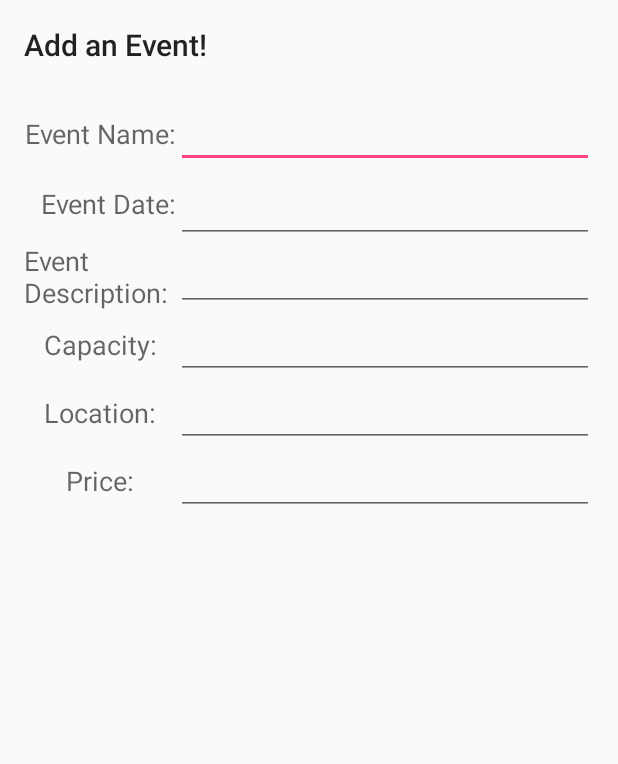
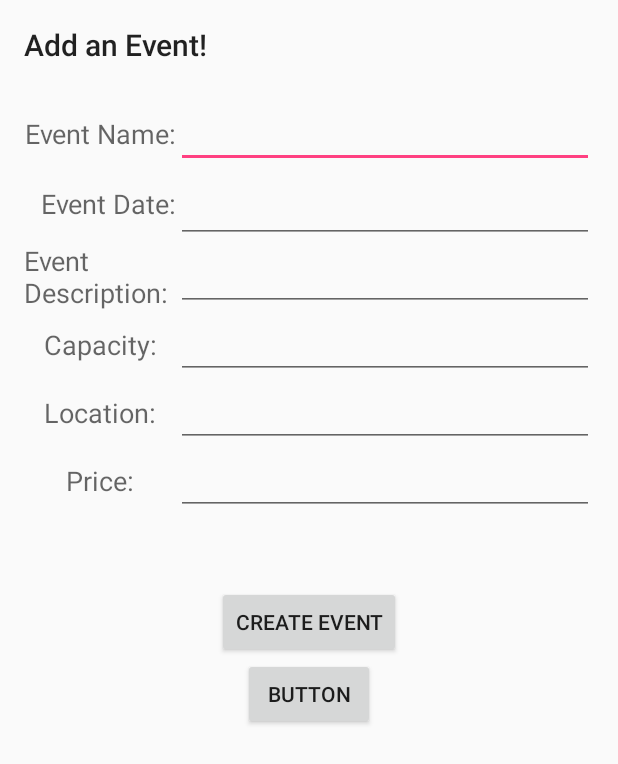
Before and after one commit to BeiwenLiu/EventNowAndroid, an Android app: the layout add_event.xml on its own in the app's theme, with its tools: preview values and no code run, on a phone screen of 412 x 824 dp. Shown: the top 764 px of the screen. Run offline under Robolectric (Android 15) with nearby library versions, the phone set to English and light mode, and no system bars.

Commit message:
Create event form and retrieve complete

```diff
--- a/app/src/main/res/layout/add_event.xml
+++ b/app/src/main/res/layout/add_event.xml
@@ -9,7 +9,7 @@
     android:paddingRight="@dimen/activity_horizontal_margin"
     android:paddingTop="@dimen/activity_vertical_margin"
     android:paddingBottom="@dimen/activity_vertical_margin"
-    tools:context="com.example.abhaydalmia.myapplication.MainActivity">
+    tools:context="com.example.macbookretina.eventnow.AddEvent">
 
     <TextView
         android:text="Add an Event!"
@@ -172,4 +172,21 @@
         android:layout_toRightOf="@+id/textView8"
         android:layout_toEndOf="@+id/textView8" />
 
+    <Button
+        android:text="Create Event"
+        android:layout_width="wrap_content"
+        android:layout_height="wrap_content"
+        android:layout_below="@+id/editText10"
+        android:layout_centerHorizontal="true"
+        android:layout_marginTop="47dp"
+        android:id="@+id/create" />
+
+    <Button
+        android:text="Button"
+        android:layout_width="wrap_content"
+        android:layout_height="wrap_content"
+        android:layout_below="@+id/create"
+        android:layout_centerHorizontal="true"
+        android:id="@+id/back" />
+
 </RelativeLayout>
```
Also changed, not shown: app/src/main/java/com/example/macbookretina/eventnow/AddEvent.java (+39 -11 lines), app/src/main/java/com/example/macbookretina/eventnow/MainActivity.java (+21 -9 lines), 92 other files.
